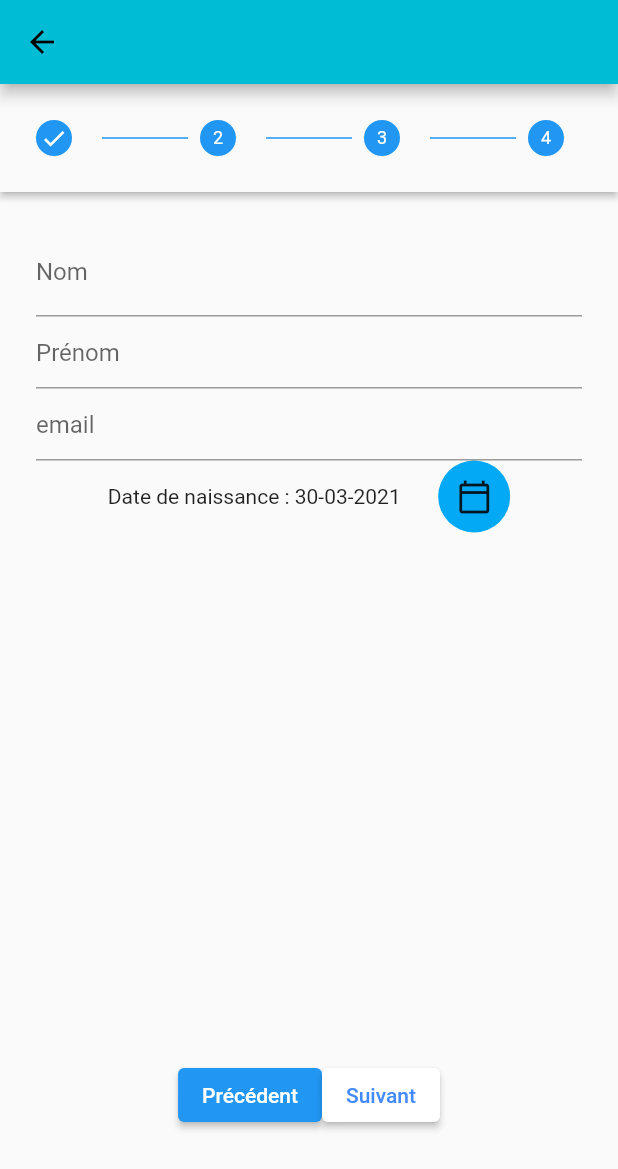
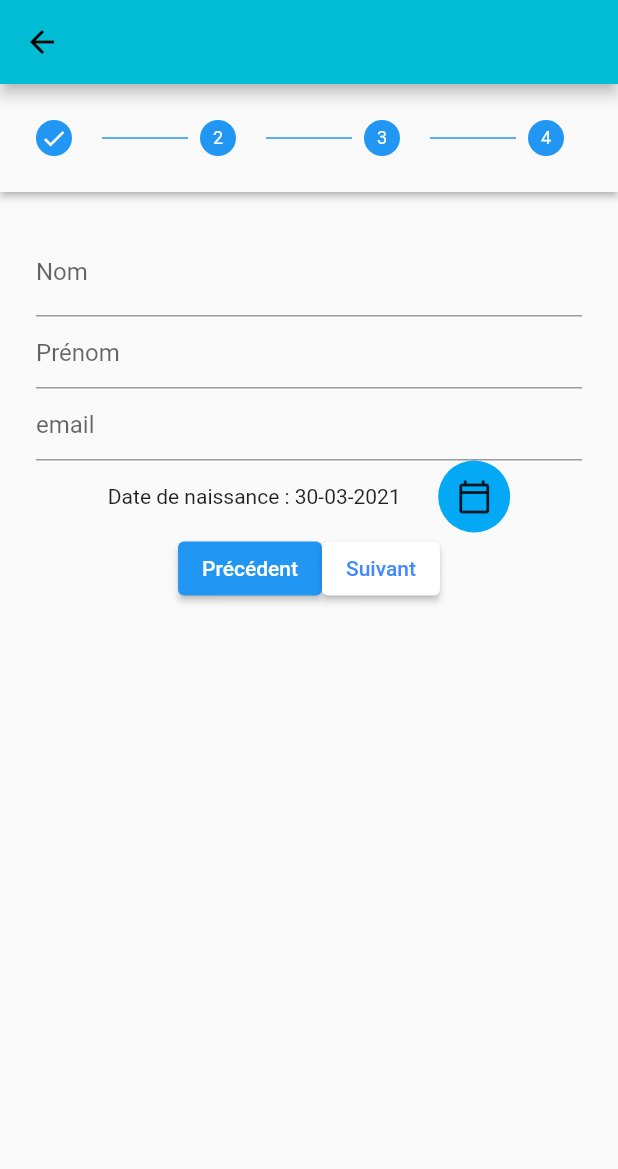
Before and after one commit to Lowell13/new-explorer-challenge, a Flutter app: the screen it shows after launch, after a tap on an icon or button, on a phone screen of 412 x 824 dp. Shown: the top 1169 px of the screen. Run offline on Flutter 3.47's test engine with Material 2 defaults, Android fonts, the phone set to English and light mode, and no system bars; our stand-ins replace youtube_player_flutter; missing offline and left inert: grouped_buttons.

Commit message:
UPDT icons drawer + login

```diff
--- a/lib/connection/connection.dart
+++ b/lib/connection/connection.dart
@@ -46,9 +46,9 @@ class Connection extends StatelessWidget {
               Row(
                 mainAxisAlignment: MainAxisAlignment.spaceEvenly,
                 children: [
-                  Image.asset("assets/icons/instagram-icon.png", width: 50, height: 50),
-                  Image.asset("assets/icons/facebook-icon.png", width: 50, height: 50),
-                  Image.asset("assets/icons/twitter-icon.png", width: 50, height: 50),
+                  Image.asset("assets/icons/flat_icon_instagram.png", width: 35, height: 35),
+                  Image.asset("assets/icons/flat_icon_facebook.png", width: 35, height: 35),
+                  Image.asset("assets/icons/flat_icon_twitter.png", width: 35, height: 35),
                 ],
               ),
               Text("Copyright 2021-2022"),
--- a/lib/pages/sing_in/sign_in.dart
+++ b/lib/pages/sing_in/sign_in.dart
@@ -148,7 +148,7 @@ class _SignInState extends State<SignIn> {
                           return Row(
                             mainAxisAlignment: MainAxisAlignment.center,
                             children: [
-                              SizedBox(height: 750.0),
+                              SizedBox(height: 25.0),
                               Container(
                                 child: ElevatedButton(
                                   child: Text('Précédent'),
```
